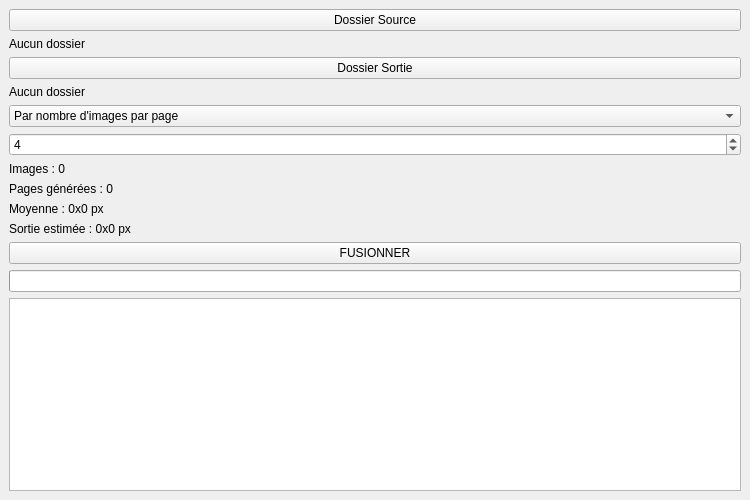
Qt form MainWindow.ui (trotroni/NervScansFusion) before a commit.
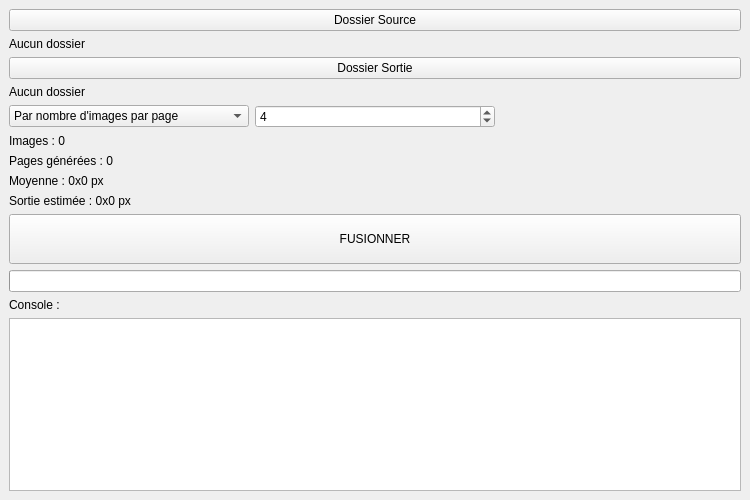
The same form after that commit. Icons and pictures are not drawn.

What changed in the file:
```diff
--- a/MainWindow.ui
+++ b/MainWindow.ui
@@ -44,6 +44,8 @@
      </widget>
     </item>
     <item>
+     <layout class="QHBoxLayout" name="horizontalLayout">
+      <item>
      <widget class="QComboBox" name="comboMode">
       <item>
        <property name="text">
@@ -71,6 +73,15 @@
      </widget>
     </item>
     <item>
+       <widget class="QLabel" name="labelModeInfo">
+        <property name="text">
+         <string/>
+        </property>
+       </widget>
+      </item>
+     </layout>
+    </item>
+    <item>
      <widget class="QLabel" name="labelImageCount">
       <property name="text">
        <string>Images : 0</string>
@@ -100,6 +111,26 @@
     </item>
     <item>
      <widget class="QPushButton" name="btnMerge">
+      <property name="sizePolicy">
+       <sizepolicy hsizetype="Minimum" vsizetype="Fixed">
+        <horstretch>50</horstretch>
+        <verstretch>50</verstretch>
+       </sizepolicy>
+      </property>
+      <property name="minimumSize">
+       <size>
+        <width>0</width>
+        <height>50</height>
+       </size>
+      </property>
+      <property name="font">
+       <font>
+        <underline>false</underline>
+        <strikeout>false</strikeout>
+        <kerning>true</kerning>
+        <fontweight>DemiBold</fontweight>
+       </font>
+      </property>
       <property name="text">
        <string>FUSIONNER</string>
       </property>
@@ -109,7 +140,21 @@
      <widget class="QProgressBar" name="progressBar"/>
     </item>
     <item>
-     <widget class="QTextEdit" name="logText"/>
+     <widget class="QLabel" name="console">
+      <property name="text">
+       <string>Console :</string>
+      </property>
+     </widget>
+    </item>
+    <item>
+     <widget class="QTextEdit" name="logText">
+      <property name="sizePolicy">
+       <sizepolicy hsizetype="Expanding" vsizetype="Expanding">
+        <horstretch>0</horstretch>
+        <verstretch>0</verstretch>
+       </sizepolicy>
+      </property>
+     </widget>
     </item>
    </layout>
   </widget>
```
Left out of the diff: 14 changed lines with no effect on the pictures. Lines whose indentation alone changed are shown as unchanged.
